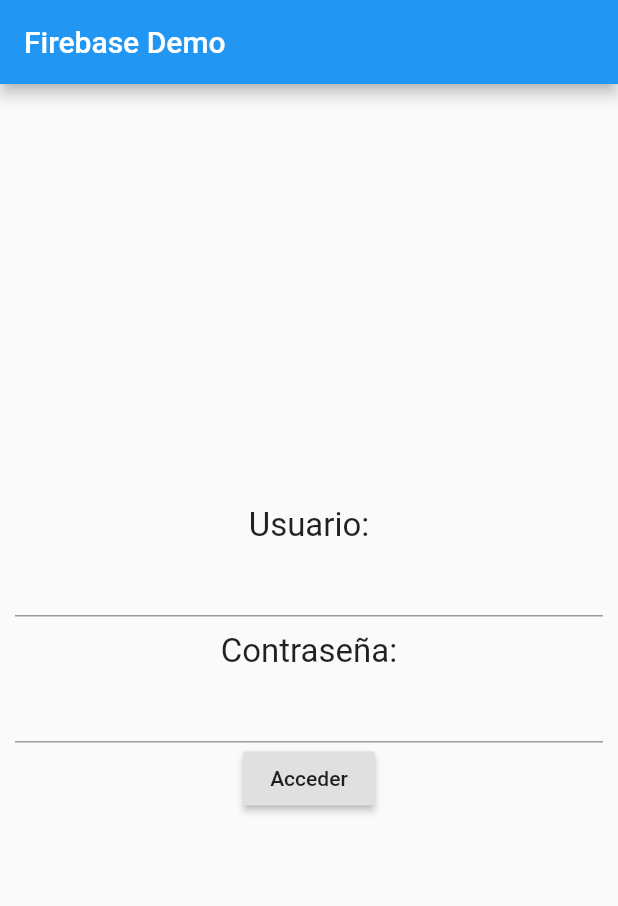
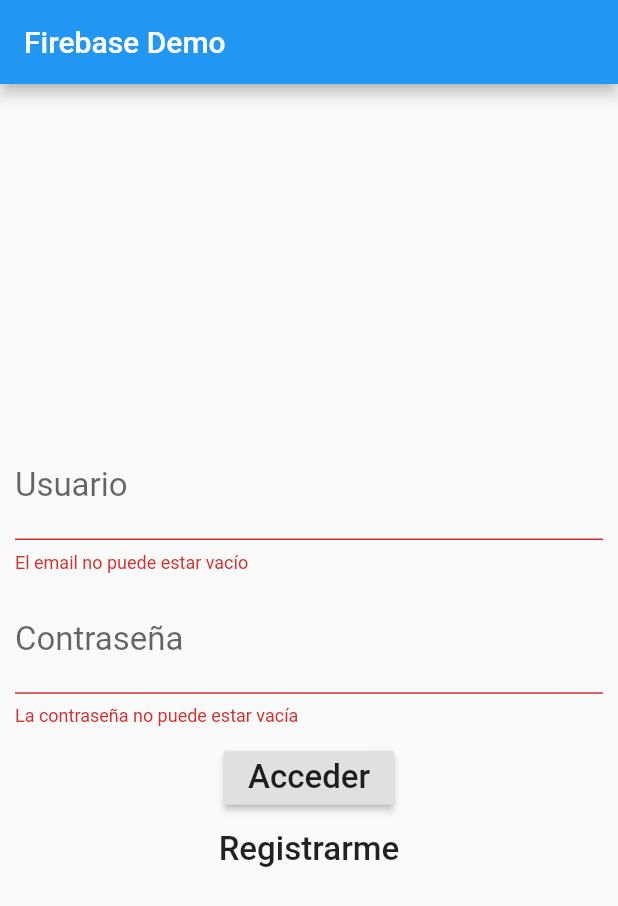
Before and after one commit to adrianmoya/flutter-firebase-base, a Flutter app: the screen it shows after launch, after a tap on "Acceder", on a phone screen of 412 x 824 dp. Shown: the top 906 px of the screen. Run offline on Flutter 3.47's test engine with Material 2 defaults, Android fonts, the phone set to English and light mode, and no system bars; our stand-ins replace firebase_auth; accounts and stored records are empty.

Commit message:
Working on login form

```diff
--- a/lib/login.dart
+++ b/lib/login.dart
@@ -1,29 +1,70 @@
 import 'package:flutter/material.dart';
 
 class LoginPage extends StatelessWidget {
+
+  final formKey = GlobalKey<FormState>();
+
+  String _email;
+  String _password;
+
   @override
   Widget build(BuildContext context) {
-    return Form(
-      child: Padding(
-        padding: const EdgeInsets.all(10.0),
+    return Container(
+      padding: const EdgeInsets.all(10.0),
+      child: Form(
+        key: formKey,
         child: Column(
           children: [
-            Text(
-              'Usuario:',
+            TextFormField(
+              decoration: InputDecoration(labelText: 'Usuario'),
               style: TextStyle(fontSize: 22),
+              validator: validateEmail,
+              onSaved: (value) => _email = value,
             ),
-            TextFormField(),
-            SizedBox(height: 10,),
-            Text('Contraseña:', style: TextStyle(fontSize: 22)),
+            SizedBox(
+              height: 10,
+            ),
             TextFormField(
+              decoration: InputDecoration(labelText: 'Contraseña'),
               obscureText: true,
+              style: TextStyle(fontSize: 22),
+              validator: validatePassword,
+              onSaved: (value) => _password = value,
             ),
-            RaisedButton(onPressed: () {}, child: Text('Acceder'),)
+            SizedBox(
+              height: 10,
+            ),
+            RaisedButton(
+              onPressed: validateAndSave,
+              child: Text(
+                'Acceder',
+                style: TextStyle(fontSize: 22),
+              ),
+            ),
+            FlatButton(
+              child: Text('Registrarme', style: TextStyle(fontSize: 22)),
+              onPressed: () {},
+            )
           ],
           mainAxisAlignment: MainAxisAlignment.center,
-
         ),
       ),
     );
   }
+
+  void validateAndSave() {
+    final form = formKey.currentState;
+    if( form.validate()) {
+      form.save();
+      print("Form is valid with values: $_email and $_password");
+    }
+  }
+
+  String validateEmail(String email) {
+    return email.isEmpty ? "El email no puede estar vacío" : null;
+  }
+
+  String validatePassword(String password) {
+    return password.isEmpty ? "La contraseña no puede estar vacía" : null;
+  }
 }
```
Also changed, not shown: lib/auth.dart (added, +22 -0 lines), lib/register.dart (added, +29 -0 lines), pubspec.lock, 1 other file.
